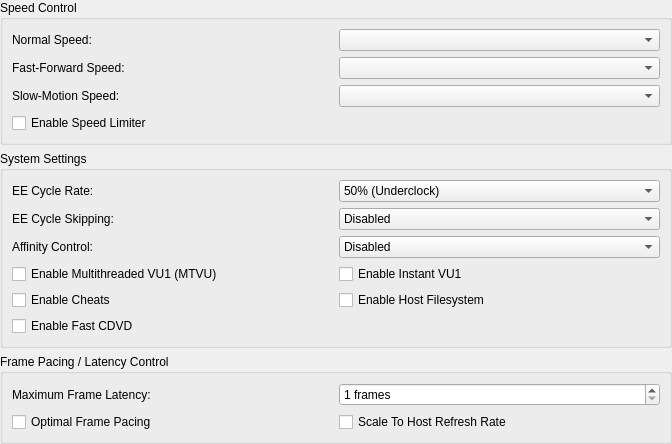
This is pcsx2-qt/Settings/EmulationSettingsWidget.ui in PCSX2/pcsx2 as Qt 5 draws it before an edit. The edited form follows.
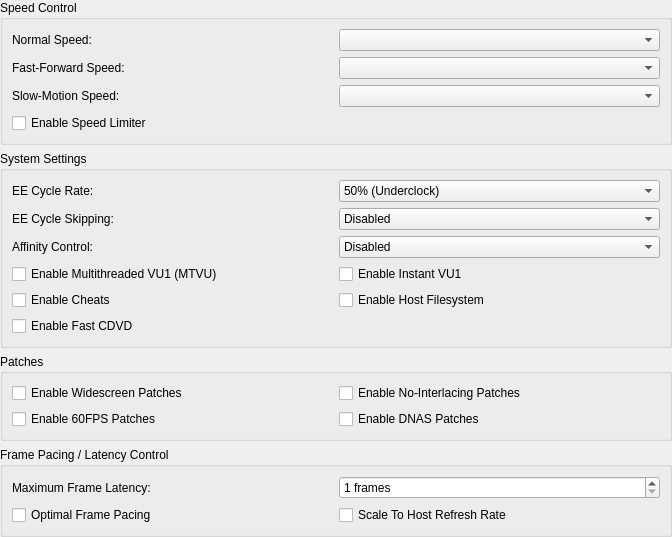
This is the edited form.

```diff
--- a/pcsx2-qt/Settings/EmulationSettingsWidget.ui
+++ b/pcsx2-qt/Settings/EmulationSettingsWidget.ui
@@ -243,7 +243,44 @@
      </layout>
     </widget>
    </item>
-   <item>
+	<item>
+	 <widget class="QGroupBox" name="patchesGroup">
+	  <property name="title">
+	   <string>Patches</string>
+		</property>
+		 <layout class="QGridLayout" name="gridLayout_6">
+		  <item row="0" column="0">
+			<widget class="QCheckBox" name="widescreenPatches">
+			 <property name="text">
+		    <string>Enable Widescreen Patches</string>
+		  </property>
+		 </widget>
+		</item>
+		  <item row="0" column="1">
+			<widget class="QCheckBox" name="noInterlacingPatches">
+			 <property name="text">
+		    <string>Enable No-Interlacing Patches</string>
+		  </property>
+		 </widget>
+	    </item>
+	    <item row="1" column="0">
+			<widget class="QCheckBox" name="fpsPatches">
+			 <property name="text">
+		    <string>Enable 60FPS Patches</string>
+		  </property>
+		 </widget>
+		</item>
+	    <item row="1" column="1">
+			<widget class="QCheckBox" name="DNASPatches">
+			 <property name="text">
+		    <string>Enable DNAS Patches</string>
+		  </property>
+		 </widget>
+		</item>
+	   </layout>
+	  </widget>	  
+	 </item>
+	<item>
     <widget class="QGroupBox" name="basicGroupBox">
      <property name="title">
       <string>Frame Pacing / Latency Control</string>
```
